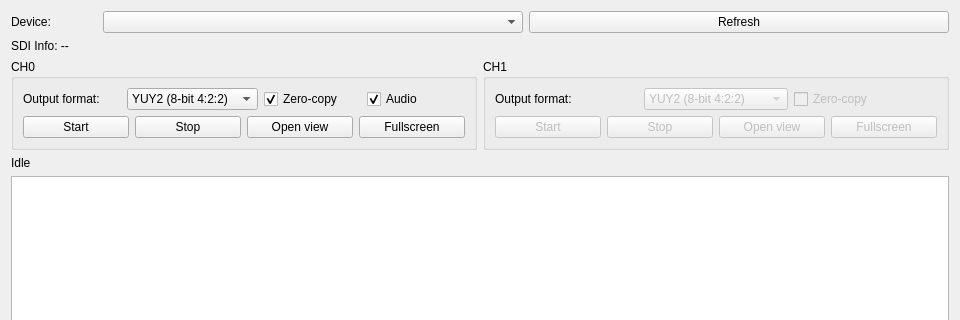
Qt form src/mainwindow.ui (MarquezLin/GVFG_Sample_Release) before a commit; both pictures show x 0 to 960 and y 0 to 320 of the 960 by 640 pixel window.
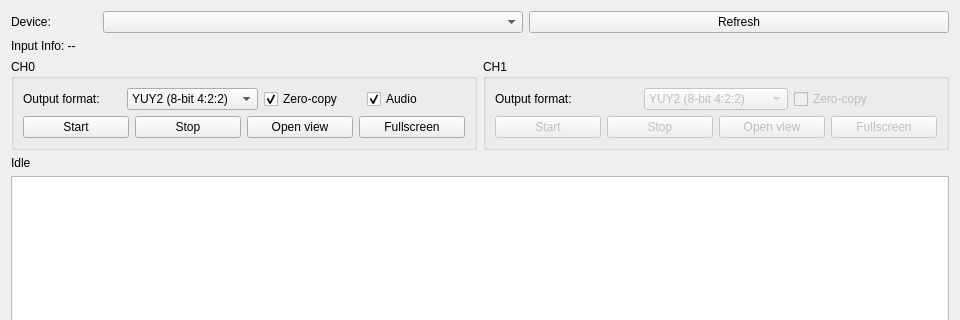
The same form after that commit.

Commit message: Integrate HDMI input and chip info into customer sample

```diff
--- a/src/mainwindow.ui
+++ b/src/mainwindow.ui
@@ -50,7 +50,7 @@
    <item row="1" column="0">
     <widget class="QLabel" name="sdiInfoLabel">
      <property name="text">
-      <string>SDI Info: --</string>
+      <string>Input Info: --</string>
      </property>
      <property name="wordWrap">
       <bool>true</bool>
```
Left out of the diff: 2 changed lines with no effect on the pictures. The commit also changes 12 other files.
